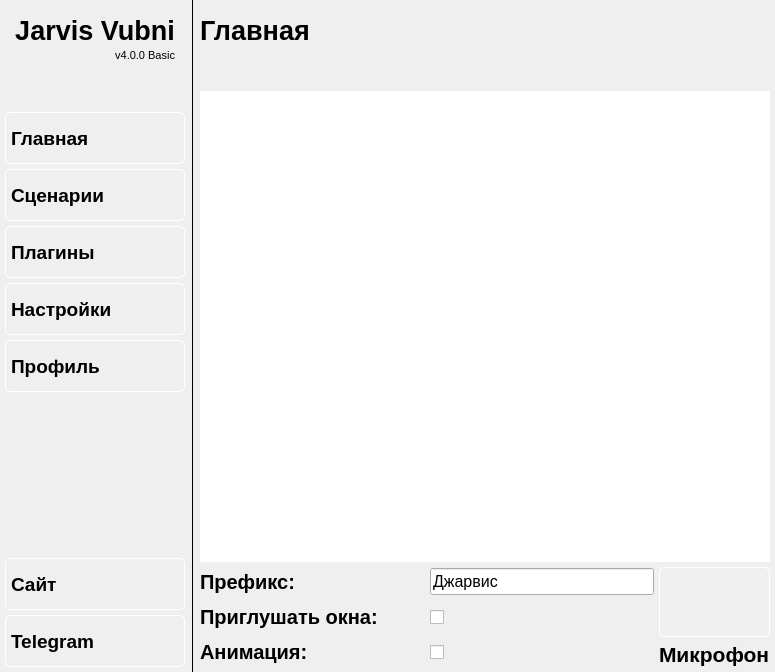
Qt form scripts/main.ui (Vubni/jarvis-voice_user) before a commit.
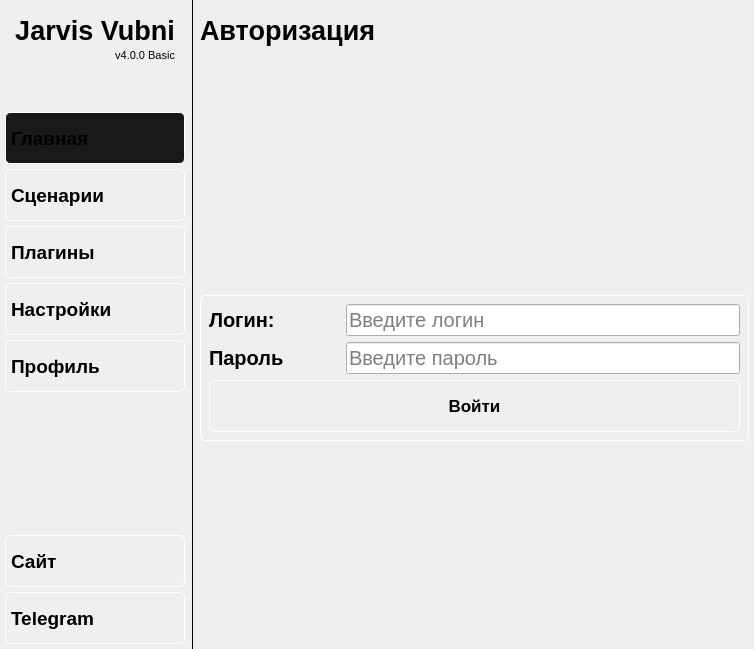
The same form after that commit. Icons and pictures are not drawn.

Commit message: add auth window

```diff
--- a/scripts/main.ui
+++ b/scripts/main.ui
@@ -6,8 +6,8 @@
    <rect>
     <x>0</x>
     <y>0</y>
-    <width>775</width>
-    <height>672</height>
+    <width>754</width>
+    <height>649</height>
    </rect>
   </property>
   <property name="palette">
@@ -474,7 +474,11 @@
 
 QPushButton:pressed {
 background-color: rgb(25,25,25);
-}</string>
+}
+
+QPushButton:checked {
+background-color: rgb(25,25,25);
+   }</string>
            </property>
            <property name="text">
             <string>Главная</string>
@@ -486,6 +490,9 @@
            <property name="checkable">
             <bool>true</bool>
            </property>
+           <property name="checked">
+            <bool>true</bool>
+           </property>
           </widget>
          </item>
          <item>
@@ -1859,6 +1866,267 @@
        <zorder>verticalSpacer_4</zorder>
        <zorder>label_main_profile</zorder>
       </widget>
+      <widget class="QWidget" name="auth">
+       <layout class="QVBoxLayout" name="verticalLayout_21">
+        <property name="spacing">
+         <number>5</number>
+        </property>
+        <property name="leftMargin">
+         <number>5</number>
+        </property>
+        <property name="topMargin">
+         <number>15</number>
+        </property>
+        <property name="rightMargin">
+         <number>5</number>
+        </property>
+        <property name="bottomMargin">
+         <number>5</number>
+        </property>
+        <item>
+         <widget class="QLabel" name="label_main_home_2">
+          <property name="font">
+           <font>
+            <family>Arial</family>
+            <pointsize>20</pointsize>
+            <bold>true</bold>
+           </font>
+          </property>
+          <property name="text">
+           <string>Авторизация</string>
+          </property>
+         </widget>
+        </item>
+        <item>
+         <spacer name="verticalSpacer_11">
+          <property name="orientation">
+           <enum>Qt::Vertical</enum>
+          </property>
+          <property name="sizeType">
+           <enum>QSizePolicy::Minimum</enum>
+          </property>
+          <property name="sizeHint" stdset="0">
+           <size>
+            <width>158</width>
+            <height>40</height>
+           </size>
+          </property>
+         </spacer>
+        </item>
+        <item>
+         <layout class="QHBoxLayout" name="horizontalLayout_2">
+          <item>
+           <layout class="QVBoxLayout" name="verticalLayout_20">
+            <item>
+             <spacer name="verticalSpacer_13">
+              <property name="orientation">
+               <enum>Qt::Vertical</enum>
+              </property>
+              <property name="sizeHint" stdset="0">
+               <size>
+                <width>20</width>
+                <height>40</height>
+               </size>
+              </property>
+             </spacer>
+            </item>
+            <item>
+             <widget class="QWidget" name="widget_6" native="true">
+              <property name="styleSheet">
+               <string notr="true">QWidget#widget_6{
+border: 1px solid white;
+border-radius: 5px;
+}</string>
+              </property>
+              <layout class="QVBoxLayout" name="verticalLayout_19">
+               <item>
+                <layout class="QHBoxLayout" name="horizontalLayout_19" stretch="1,3">
+                 <item>
+                  <widget class="QLabel" name="label_prefix_11">
+                   <property name="sizePolicy">
+                    <sizepolicy hsizetype="Preferred" vsizetype="Preferred">
+                     <horstretch>1</horstretch>
+                     <verstretch>0</verstretch>
+                    </sizepolicy>
+                   </property>
+                   <property name="minimumSize">
+                    <size>
+                     <width>0</width>
+                     <height>30</height>
+                    </size>
+                   </property>
+                   <property name="font">
+                    <font>
+                     <family>Arial</family>
+                     <pointsize>15</pointsize>
+                     <bold>true</bold>
+                    </font>
+                   </property>
+                   <property name="text">
+                    <string>Логин:</string>
+                   </property>
+                  </widget>
+                 </item>
+                 <item>
+                  <widget class="QLineEdit" name="lineEdit_jarvis_2">
+                   <property name="sizePolicy">
+                    <sizepolicy hsizetype="Expanding" vsizetype="Fixed">
+                     <horstretch>1</horstretch>
+                     <verstretch>1</verstretch>
+                    </sizepolicy>
+                   </property>
+                   <property name="font">
+                    <font>
+                     <family>Arial</family>
+                     <pointsize>15</pointsize>
+                    </font>
+                   </property>
+                   <property name="text">
+                    <string/>
+                   </property>
+                   <property name="maxLength">
+                    <number>20</number>
+                   </property>
+                   <property name="placeholderText">
+                    <string>Введите логин</string>
+                   </property>
+                   <property name="cursorMoveStyle">
+                    <enum>Qt::LogicalMoveStyle</enum>
+                   </property>
+                  </widget>
+                 </item>
+                </layout>
+               </item>
+               <item>
+                <layout class="QHBoxLayout" name="horizontalLayout_20" stretch="1,3">
+                 <item>
+                  <widget class="QLabel" name="label_prefix_13">
+                   <property name="sizePolicy">
+                    <sizepolicy hsizetype="Preferred" vsizetype="Preferred">
+                     <horstretch>1</horstretch>
+                     <verstretch>0</verstretch>
+                    </sizepolicy>
+                   </property>
+                   <property name="minimumSize">
+                    <size>
+                     <width>0</width>
+                     <height>30</height>
+                    </size>
+                   </property>
+                   <property name="font">
+                    <font>
+                     <family>Arial</family>
+                     <pointsize>15</pointsize>
+                     <bold>true</bold>
+                    </font>
+                   </property>
+                   <property name="text">
+                    <string>Пароль</string>
+                   </property>
+                  </widget>
+                 </item>
+                 <item>
+                  <widget class="QLineEdit" name="lineEdit_jarvis_3">
+                   <property name="sizePolicy">
+                    <sizepolicy hsizetype="Expanding" vsizetype="Fixed">
+                     <horstretch>1</horstretch>
+                     <verstretch>1</verstretch>
+                    </sizepolicy>
+                   </property>
+                   <property name="font">
+                    <font>
+                     <family>Arial</family>
+                     <pointsize>15</pointsize>
+                    </font>
+                   </property>
+                   <property name="text">
+                    <string/>
+                   </property>
+                   <property name="maxLength">
+                    <number>20</number>
+                   </property>
+                   <property name="placeholderText">
+                    <string>Введите пароль</string>
+                   </property>
+                   <property name="cursorMoveStyle">
+                    <enum>Qt::LogicalMoveStyle</enum>
+                   </property>
+                  </widget>
+                 </item>
+                </layout>
+               </item>
+               <item>
+                <widget class="QPushButton" name="button_clear_cache_2">
+                 <property name="sizePolicy">
+                  <sizepolicy hsizetype="Minimum" vsizetype="Preferred">
+                   <horstretch>1</horstretch>
+                   <verstretch>1</verstretch>
+                  </sizepolicy>
+                 </property>
+                 <property name="minimumSize">
+                  <size>
+                   <width>0</width>
+                   <height>52</height>
+                  </size>
+                 </property>
+                 <property name="font">
+                  <font>
+                   <family>Arial</family>
+                   <pointsize>13</pointsize>
+                   <bold>true</bold>
+                  </font>
+                 </property>
+                 <property name="styleSheet">
+                  <string notr="true">QPushButton {
+icon-size: 40px;
+text-align: center;
+border: 1px solid white;
+border-radius: 5px;
+padding-top: 5px;
+padding-left: 5px;
+padding-bottom: 5px;
+padding-right: 5px;
+}
+
+QPushButton:hover {
+    background-color: rgb(39,39,39); 
+}
+
+QPushButton:pressed {
+background-color: rgb(25,25,25);
+}</string>
+                 </property>
+                 <property name="text">
+                  <string>Войти</string>
+                 </property>
+                 <property name="icon">
+                  <iconset resource="../resources.qrc">
+                   <normaloff>:/images/log-in-white.png</normaloff>:/images/log-in-white.png</iconset>
+                 </property>
+                </widget>
+               </item>
+              </layout>
+             </widget>
+            </item>
+            <item>
+             <spacer name="verticalSpacer_12">
+              <property name="orientation">
+               <enum>Qt::Vertical</enum>
+              </property>
+              <property name="sizeHint" stdset="0">
+               <size>
+                <width>20</width>
+                <height>40</height>
+               </size>
+              </property>
+             </spacer>
+            </item>
+           </layout>
+          </item>
+         </layout>
+        </item>
+       </layout>
+      </widget>
       <widget class="QWidget" name="home">
        <layout class="QVBoxLayout" name="verticalLayout_8">
         <property name="spacing">
@@ -1916,6 +2184,9 @@
               <pointsize>12</pointsize>
              </font>
             </property>
+            <property name="styleSheet">
+             <string notr="true"/>
+            </property>
             <property name="tabChangesFocus">
              <bool>false</bool>
             </property>
@@ -1979,7 +2250,7 @@
                   <property name="font">
                    <font>
                     <family>Arial</family>
-                    <pointsize>12</pointsize>
+                    <pointsize>13</pointsize>
                    </font>
                   </property>
                   <property name="text">
@@ -1988,6 +2259,9 @@
                   <property name="maxLength">
                    <number>20</number>
                   </property>
+                  <property name="placeholderText">
+                   <string>Введите префикс</string>
+                  </property>
                   <property name="cursorMoveStyle">
                    <enum>Qt::LogicalMoveStyle</enum>
                   </property>
```
Left out of the diff: 50 changed lines with no effect on the pictures. The commit also changes 6 other files.
